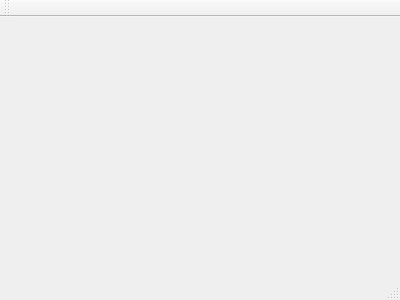
First picture: the form in mainwindow.ui, repository CMLDMR/Ressor, before the edit.
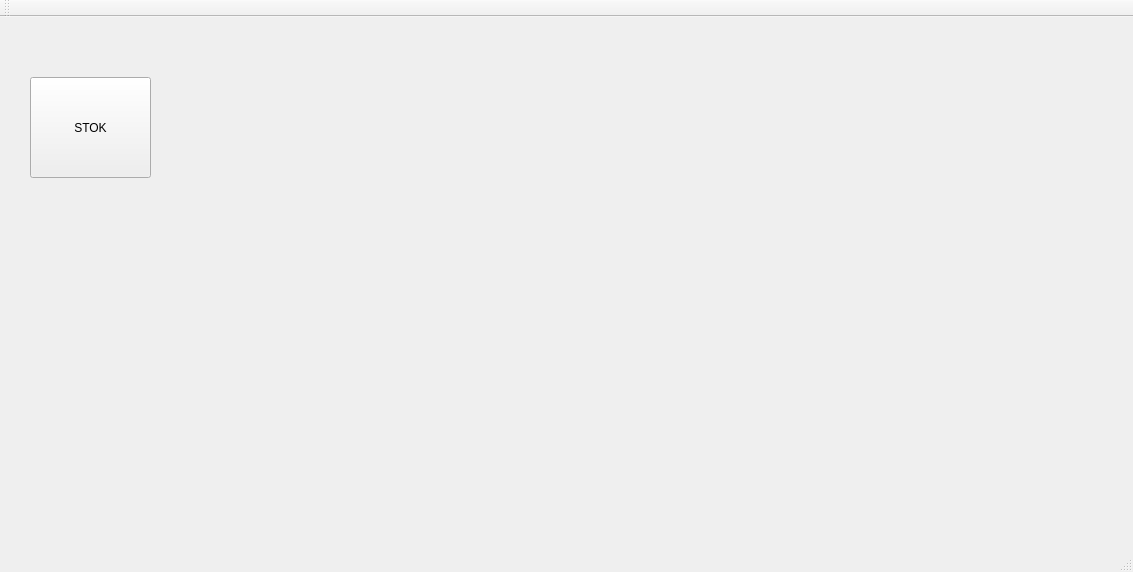
Second picture: the form after the edit.

```diff
--- a/mainwindow.ui
+++ b/mainwindow.ui
@@ -1,24 +1,53 @@
 <ui version="4.0">
  <class>MainWindow</class>
- <widget class="QMainWindow" name="MainWindow" >
-  <property name="geometry" >
+ <widget class="QMainWindow" name="MainWindow">
+  <property name="geometry">
    <rect>
     <x>0</x>
     <y>0</y>
-    <width>400</width>
-    <height>300</height>
+    <width>1133</width>
+    <height>572</height>
    </rect>
   </property>
   <property name="windowTitle" >
    <string>MainWindow</string>
   </property>
-  <widget class="QMenuBar" name="menuBar" />
-  <widget class="QToolBar" name="mainToolBar" />
-  <widget class="QWidget" name="centralWidget" />
-  <widget class="QStatusBar" name="statusBar" />
+  <widget class="QWidget" name="centralWidget">
+   <widget class="QPushButton" name="pushButton_Stok">
+    <property name="geometry">
+     <rect>
+      <x>30</x>
+      <y>60</y>
+      <width>121</width>
+      <height>101</height>
+     </rect>
+    </property>
+    <property name="text">
+     <string>STOK</string>
+    </property>
+   </widget>
+  </widget>
+  <widget class="QMenuBar" name="menuBar">
+   <property name="geometry">
+    <rect>
+     <x>0</x>
+     <y>0</y>
+     <width>1133</width>
+     <height>21</height>
+    </rect>
+   </property>
+  </widget>
+  <widget class="QToolBar" name="mainToolBar">
+   <attribute name="toolBarArea">
+    <enum>TopToolBarArea</enum>
+   </attribute>
+   <attribute name="toolBarBreak">
+    <bool>false</bool>
+   </attribute>
+  </widget>
+  <widget class="QStatusBar" name="statusBar"/>
  </widget>
- <layoutDefault spacing="6" margin="11" />
- <pixmapfunction></pixmapfunction>
+ <layoutdefault spacing="6" margin="11"/>
  <resources/>
  <connections/>
 </ui>
```
Left out of the diff: 3 changed lines with no effect on the pictures.
